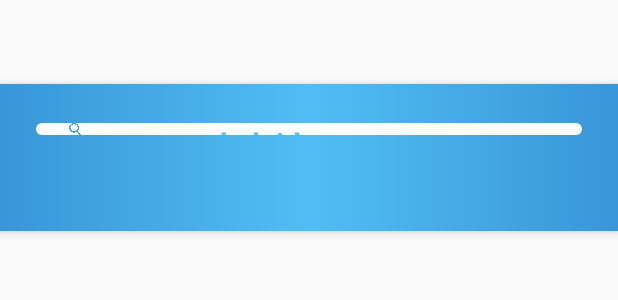
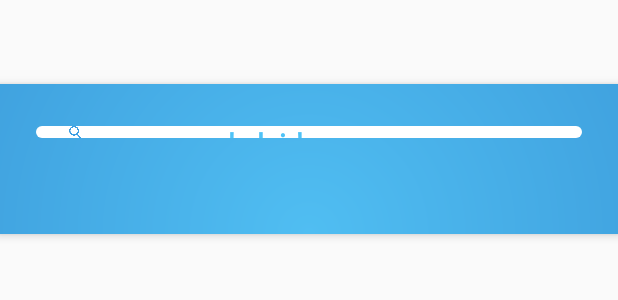
Before and after one commit to iamutkarshtiwari/Kaleidoscope-, an Android app: the layout activity_home.xml on its own in the app's theme, with its tools: preview values and no code run, on a phone screen of 412 x 824 dp. Shown: the top 300 px of the screen. Run offline under Robolectric (Android 15) with nearby library versions, the phone set to English and light mode, and no system bars.

```diff
--- a/app/build.gradle
+++ b/app/build.gradle
@@ -31,12 +31,12 @@ dependencies {
     compile 'io.reactivex.rxjava2:rxandroid:2.0.1'
     compile 'com.jakewharton.retrofit:retrofit2-rxjava2-adapter:1.0.0'
     compile 'com.android.support:cardview-v7:21.0.3'
-    compile 'com.squareup.picasso:picasso:2.5.2'
     compile 'com.squareup.okhttp3:okhttp:3.9.0'
-    compile 'com.jakewharton.picasso:picasso2-okhttp3-downloader:1.1.0'
     compile 'com.github.arimorty:floatingsearchview:2.1.1'
     compile 'com.github.pwittchen:infinitescroll:0.0.1'
     compile 'com.github.jrvansuita:IconHandler:+'
     compile 'com.jakewharton:butterknife:8.8.1'
+    compile 'com.github.siyamed:android-shape-imageview:0.9.+@aar'
     annotationProcessor 'com.jakewharton:butterknife-compiler:8.8.1'
+    compile 'com.github.bumptech.glide:glide:3.8.0'
 }
--- a/app/src/main/java/com/github/iamutkarshtiwari/kaleidoscope/activity/SplashActivity.java
+++ b/app/src/main/java/com/github/iamutkarshtiwari/kaleidoscope/activity/SplashActivity.java
@@ -9,7 +9,7 @@ import com.github.iamutkarshtiwari.kaleidoscope.R;
 
 public class SplashActivity extends AppCompatActivity {
 
-    private static int SPLASH_TIME_OUT = 1000;
+    private static int SPLASH_TIME_OUT = 100;
 
     @Override
     protected void onCreate(Bundle savedInstanceState) {
--- /dev/null
+++ b/app/src/main/java/com/github/iamutkarshtiwari/kaleidoscope/utils/MyTextView.java
@@ -0,0 +1,46 @@
+package com.github.iamutkarshtiwari.kaleidoscope.utils;
+
+import android.content.Context;
+import android.content.res.TypedArray;
+import android.graphics.Typeface;
+import android.util.AttributeSet;
+import android.widget.TextView;
+
+import com.github.iamutkarshtiwari.kaleidoscope.R;
+
+/**
+ * Created by utkarshtiwari on 8/26/17.
+ */
+
+public class MyTextView extends TextView {
+
+    public MyTextView(Context context, AttributeSet attrs, int defStyle) {
+        super(context, attrs, defStyle);
+        readAttr(context, attrs);
+    }
+
+    public MyTextView(Context context, AttributeSet attrs) {
+        super(context, attrs);
+        readAttr(context, attrs);
+    }
+
+    public MyTextView(Context context) {
+        super(context);
+    }
+
+
+
+    private void readAttr(Context context, AttributeSet attrs) {
+        TypedArray a = context.obtainStyledAttributes(attrs, R.styleable.MyTextView);
+        // Read the title and set it if any
+        String fontName = a.getString(R.styleable.MyTextView_fontName) ;
+
+        if (fontName != null) {
+            Typeface tf = Typeface.createFromAsset(context.getAssets(), "font/" + fontName + ".ttf");
+            setTypeface(tf ,1);
+        }
+
+        a.recycle();
+    }
+
+}
--- /dev/null
+++ b/app/src/main/res/drawable/ic_zigzag.xml
@@ -0,0 +1,5 @@
+<vector android:height="36dp" android:viewportHeight="192.0"
+    android:viewportWidth="192.0" android:width="24dp" xmlns:android="http://schemas.android.com/apk/res/android">
+    <path android:fillColor="#000000"
+        android:pathData="M0,92l0,91.9 4.3,4 4.2,4 2.2,-2.1c2.1,-2 2.4,-2 4.1,-0.5 2.3,2.1 3.1,2.1 5.3,0.2 1.5,-1.4 1.8,-1.4 3.2,0 1.7,1.6 4.7,2.1 4.7,0.6 0,-1.9 3.5,-2.2 4.7,-0.4 1.3,1.6 1.5,1.6 4.2,0 2.7,-1.6 2.9,-1.6 4.6,0.3 1.6,1.8 2,1.9 3.5,0.5 2.1,-1.9 4.4,-1.9 6,0 1.2,1.4 1.6,1.3 3.7,-0.6l2.3,-2.2 2.3,2.1c2.4,2.2 2.4,2.2 4.2,0.2 1.7,-1.9 1.9,-1.9 4.6,-0.3 2.6,1.6 2.9,1.6 4.7,0 1.7,-1.6 1.9,-1.5 3.5,0.1 1.7,1.6 2,1.6 4.7,0 2.7,-1.5 2.9,-1.5 4.6,0.3 1.5,1.7 1.9,1.8 3.4,0.4 2.1,-1.9 4.4,-1.9 6,0 1.2,1.4 1.6,1.3 3.7,-0.6l2.3,-2.2 2.3,2.1c2.4,2.2 2.4,2.2 4.2,0.2 1.7,-1.8 1.9,-1.9 4.5,-0.3 2.6,1.5 2.9,1.5 4.5,0 2.1,-2.2 3.2,-2.1 4.4,0.1 0.9,1.6 1.2,1.6 4,0 2.8,-1.5 3,-1.5 4.7,0.3 1.7,1.9 1.8,1.9 4.1,-0.3l2.3,-2.1 2.3,2.1c2.2,2 2.2,2 4.6,0.1 2.4,-2 2.4,-2 4.6,0.1 2.2,2 2.2,2 4,0 1.7,-1.9 1.8,-1.9 4.5,0 2.6,1.9 2.7,1.9 4.7,-0.1 1.9,-1.9 2.1,-2 3.7,-0.3 1.7,1.6 2,1.6 4.6,0.1 2.6,-1.6 2.8,-1.5 4.5,0.3 1.7,1.9 1.8,1.9 4.3,-0.1 2.5,-1.9 2.5,-1.9 4.7,0.1l2.1,2 3.7,-3.8 3.7,-3.8 0,-92.2 0,-92.2 -96,0 -96,0 0,92z" android:strokeColor="#00000000"/>
+</vector>
--- a/app/src/main/res/drawable/toolbar_bg.xml
+++ b/app/src/main/res/drawable/toolbar_bg.xml
@@ -1,10 +1,20 @@
 <shape xmlns:android="http://schemas.android.com/apk/res/android"
     android:shape="rectangle">
 
+    <!--<gradient-->
+        <!--android:type="linear"-->
+        <!--android:startColor="@color/toolbarStart"-->
+        <!--android:centerColor="@color/toolbarCenter"-->
+        <!--android:endColor="@color/toolbarEnd"-->
+        <!--android:angle="180"/>-->
+
     <gradient
-        android:type="linear"
-        android:startColor="@color/toolbarStart"
-        android:centerColor="@color/toolbarCenter"
+        android:centerColor="@color/toolbarEnd"
         android:endColor="@color/toolbarEnd"
-        android:angle="180"/>
+        android:gradientRadius="1000"
+        android:centerX="0.5"
+        android:centerY="1"
+        android:startColor="@color/toolbarCenter"
+        android:type="radial" >
+    </gradient>
 </shape>
--- a/app/src/main/res/layout/activity_home.xml
+++ b/app/src/main/res/layout/activity_home.xml
@@ -45,7 +45,7 @@
                     android:clickable="false"
                     android:src="@drawable/ic_search" />
 
-                <TextView
+                <com.github.iamutkarshtiwari.kaleidoscope.utils.MyTextView
                     android:layout_width="match_parent"
                     android:layout_height="match_parent"
                     android:layout_centerHorizontal="true"
@@ -53,11 +53,12 @@
                     android:layout_marginRight="8dp"
                     android:clickable="false"
                     android:gravity="center"
-
                     android:text="@string/kaleidoscope"
+                    android:textAlignment="center"
                     android:textColor="@color/colorAccent"
                     android:textSize="20dp"
-                    android:textStyle="bold" />
+                    android:textStyle="bold"
+                    app:fontName="MyriadPro" />
 
             </RelativeLayout>
         </RelativeLayout>
@@ -67,9 +68,10 @@
             style="@style/TabStyle"
             android:layout_width="match_parent"
             android:layout_height="wrap_content"
-            android:layout_marginTop="@dimen/tab_bar_padding"
+            android:layout_marginTop="16dp"
             app:tabGravity="fill"
             app:tabIndicatorHeight="1dp"
+            app:tabMaxWidth="0dp"
             app:tabMode="fixed" />
     </android.support.design.widget.AppBarLayout>
 
--- a/app/src/main/res/layout/activity_search.xml
+++ b/app/src/main/res/layout/activity_search.xml
@@ -38,7 +38,7 @@
             android:layout_below="@id/search_icon"
             android:layout_marginTop="16dp"
             android:text="@string/find_next_fav"
-            android:textSize="@dimen/product_details_text_size"
+            android:textSize="@dimen/movie_details_text_size"
             android:textStyle="bold" />
 
     </RelativeLayout>
--- /dev/null
+++ b/app/src/main/res/values/attrs.xml
@@ -0,0 +1,6 @@
+<?xml version="1.0" encoding="utf-8"?>
+<resources>
+    <declare-styleable name="MyTextView">
+        <attr name="fontName" format="string" />
+    </declare-styleable>
+</resources>
--- a/app/src/main/res/values/dimens.xml
+++ b/app/src/main/res/values/dimens.xml
@@ -2,8 +2,8 @@
     <dimen name="fab_margin">16dp</dimen>
     <dimen name="tab_bar_size">64dp</dimen>
     <dimen name="item_offset">8dp</dimen>
-    <dimen name="product_details_text_size">14sp</dimen>
+    <dimen name="movie_details_text_size">14sp</dimen>
     <dimen name="search_view_inset">-8dp</dimen>
-    <dimen name="status_bar_height">26dp</dimen>
+    <dimen name="status_bar_height">28dp</dimen>
     <dimen name="tab_bar_padding">16dp</dimen>
 </resources>
--- a/app/src/main/res/values/strings.xml
+++ b/app/src/main/res/values/strings.xml
@@ -5,7 +5,7 @@
     <string name="kaleidoscope">kaleidoscope</string>
     <string name="sell_an_item">Do you want to sell an item?</string>
     <string name="kaleidoscope_subtitle">WHERE COLORS COME TO LIFE</string>
-    <string name="product_price">%1$s %2$s</string>
+    <string name="movie_price">%1$s %2$s</string>
     <string name="search_bar_text">What are you looking for?</string>
     <string name="find_next_fav">Find your next favourite thing</string>
 
```
Also changed, not shown: app/src/main/java/com/github/iamutkarshtiwari/kaleidoscope/adapters/HomeRecyclerAdapter.java (+14 -13 lines), app/src/main/java/com/github/iamutkarshtiwari/kaleidoscope/adapters/MovieViewHolder.java (added, +25 -0 lines), app/src/main/java/com/github/iamutkarshtiwari/kaleidoscope/adapters/ProductViewHolder.java (deleted, +0 -25 lines), app/src/main/res/layout/custom_home_tab.xml (+7 -2 lines), app/src/main/res/layout/grid_view_movie_item.xml (renamed from app/src/main/res/layout/grid_view_product_item.xml, +20 -19 lines), app/src/main/assets/font/MyriadPro.ttf (added).
